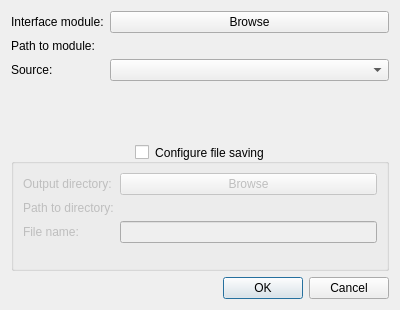
Qt form biogui/resources/data_source_config_dialog.ui (pulp-bio/biogui) before a commit.
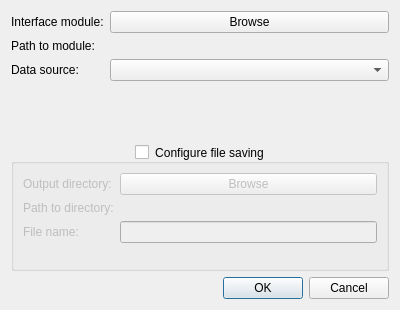
The same form after that commit.

Commit message: Added prefilling options to data source config widgets

The edit to the form file:
```diff
--- a/biogui/resources/data_source_config_dialog.ui
+++ b/biogui/resources/data_source_config_dialog.ui
@@ -53,7 +53,7 @@
      <item row="2" column="0">
       <widget class="QLabel" name="label3">
        <property name="text">
-        <string>Source:</string>
+        <string>Data source:</string>
        </property>
       </widget>
      </item>
```
Left out of the diff: 10 changed lines with no effect on the pictures. The commit also changes 13 other files.
